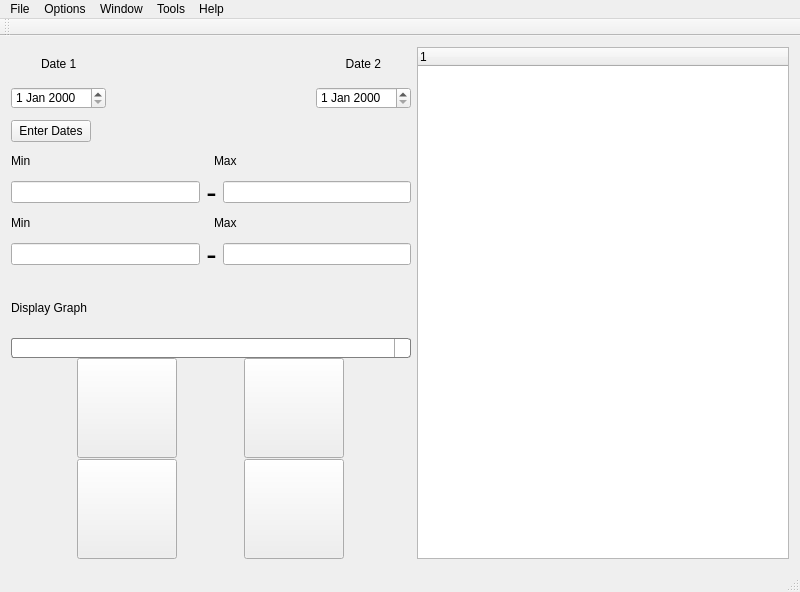
The window that src/mainwindow.ui (LLe27/Dentistry-School-Analysis-Tool) describes before a commit, drawn with Qt 5.
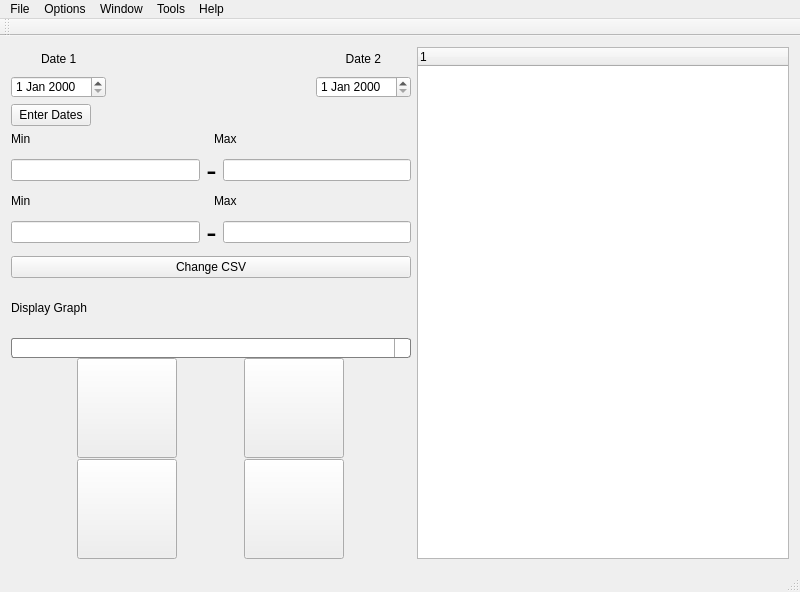
The same window after the commit. Icons and pictures are not drawn.

```diff
--- a/src/mainwindow.ui
+++ b/src/mainwindow.ui
@@ -310,6 +310,13 @@
           <property name="sizeConstraint">
            <enum>QLayout::SetFixedSize</enum>
           </property>
+          <item>
+           <widget class="QPushButton" name="pushButton">
+            <property name="text">
+             <string>Change CSV</string>
+            </property>
+           </widget>
+          </item>
           <item>
            <widget class="QLabel" name="label_3">
             <property name="sizePolicy">
```
